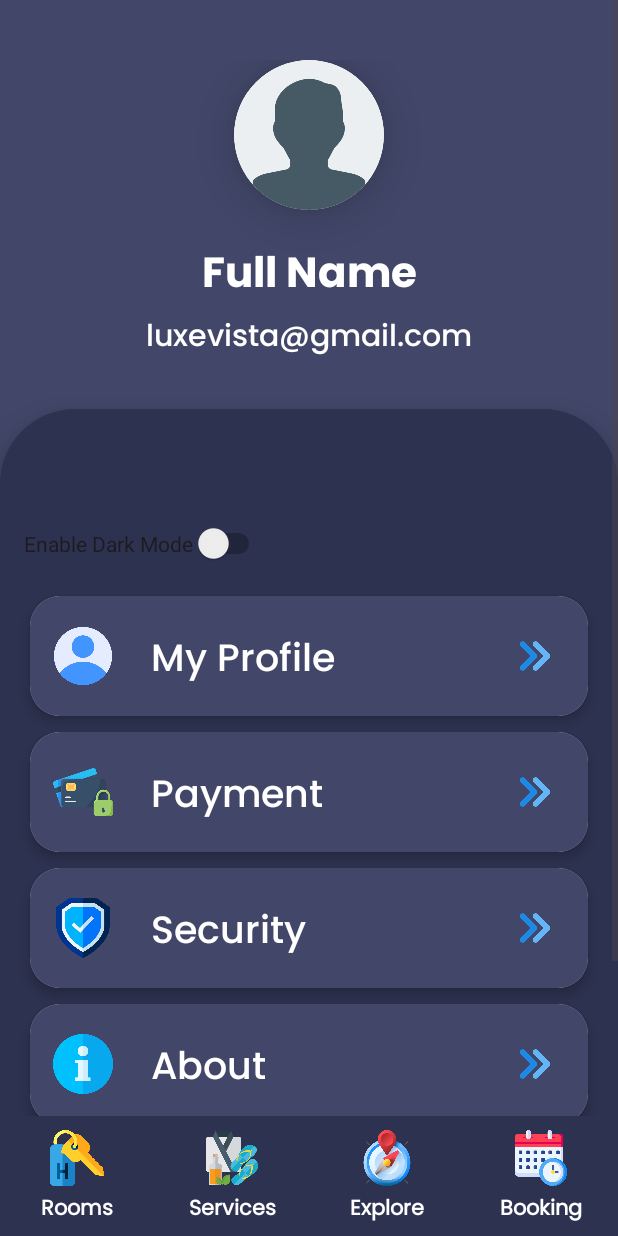
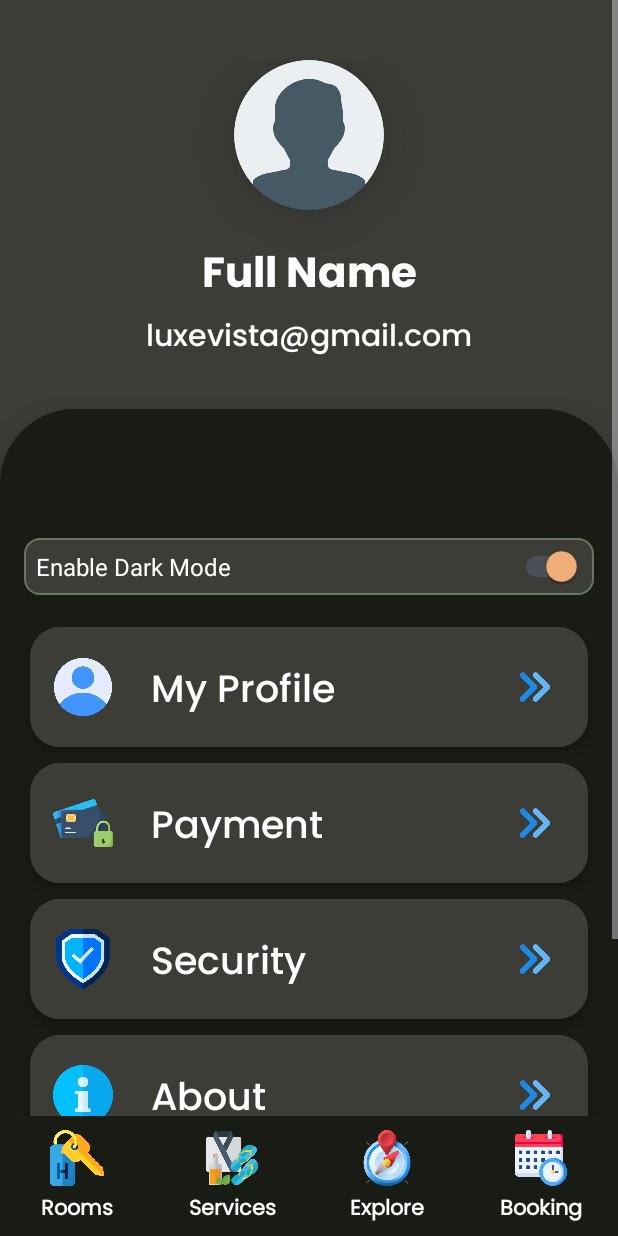
Before and after one commit to NimsaraC/Hotel_Mobile_Application, an Android app: the ProfilePage screen opened directly, with no data from a screen before it, on a phone screen of 412 x 824 dp. Run offline under Robolectric (Android 15) with nearby library versions, the phone set to English and light mode, and no system bars; our stand-ins replace Picasso; 3 statements that could not run were skipped.

Commit message:
darkMode data

```diff
--- a/app/src/main/java/com/android/luxevista/userPages/ProfilePage.java
+++ b/app/src/main/java/com/android/luxevista/userPages/ProfilePage.java
@@ -74,9 +74,8 @@ public class ProfilePage extends AppCompatActivity {
     private void themeChange() {
         darkModeSwitch = findViewById(R.id.darkModeSwitch);
 
-        // Load saved dark mode preference
         SharedPreferences sharedPreferences = getSharedPreferences("app_prefs", MODE_PRIVATE);
-        boolean isDarkMode = sharedPreferences.getBoolean("isDarkMode", false);
+        boolean isDarkMode = sharedPreferences.getBoolean("isDarkMode", true);
         darkModeSwitch.setChecked(isDarkMode);
         setDarkMode(isDarkMode);
 
--- /dev/null
+++ b/app/src/main/res/drawable/switch_thumb.xml
@@ -0,0 +1,5 @@
+<?xml version="1.0" encoding="utf-8"?>
+<shape xmlns:android="http://schemas.android.com/apk/res/android"
+    android:shape="oval">
+    <solid android:color="#FF6200EE" /> <!-- Solid color -->
+</shape>
--- /dev/null
+++ b/app/src/main/res/drawable/switch_track.xml
@@ -0,0 +1,6 @@
+<?xml version="1.0" encoding="utf-8"?>
+<shape xmlns:android="http://schemas.android.com/apk/res/android"
+    android:shape="rectangle">
+    <solid android:color="#FFBDBDBD"/> <!-- Solid color -->
+    <corners android:radius="16dp"/>
+</shape>
--- a/app/src/main/res/layout/activity_profile_page.xml
+++ b/app/src/main/res/layout/activity_profile_page.xml
@@ -97,10 +97,20 @@
                         <!-- Dark mode switch -->
                         <Switch
                             android:id="@+id/darkModeSwitch"
-                            android:layout_width="wrap_content"
+                            android:layout_width="match_parent"
                             android:layout_height="wrap_content"
+                            android:layout_gravity="center_horizontal"
+                            android:padding="8dp"
+                            android:layout_marginTop="10dp"
+                            android:text="Enable Dark Mode"
+                            android:textAppearance="?android:attr/textAppearanceMedium"
+                            android:textColor="@color/white"
+                            android:textSize="16sp"
+                            android:thumbTint="@color/thumb_color"
+                            android:trackTint="@color/track_color"
                             android:focusedByDefault="true"
-                            android:text="Enable Dark Mode"/>
+                            android:background="@drawable/text_filed" />
+
 
                     </LinearLayout>
 
@@ -348,6 +358,8 @@
 
                     </androidx.cardview.widget.CardView>
 
+
+
                     <androidx.cardview.widget.CardView
                         android:layout_width="match_parent"
                         android:layout_marginTop="5dp"
--- a/app/src/main/res/values-night/colors.xml
+++ b/app/src/main/res/values-night/colors.xml
@@ -2,10 +2,10 @@
 <resources>
     <color name="black">#FF000000</color>
     <color name="white">#FFFFFFFF</color>
-    <color name="background">#2D3250</color>
-    <color name="subtitle">#7077A1</color>
-    <color name="Button">#F6B17A</color>
-    <color name="card">#424769</color>
+    <color name="background">#181C14</color>
+    <color name="subtitle">#697565</color>
+    <color name="Button">#ECDFCC</color>
+    <color name="card">#3C3D37</color>
     <color name="glass">#00FFFFFF</color>
     <color name="Purple">#0E134E</color>
 </resources>
--- a/app/src/main/res/values-night/themes.xml
+++ b/app/src/main/res/values-night/themes.xml
@@ -2,8 +2,8 @@
     <!-- Base application theme. -->
     <style name="Base.Theme.LuxeVista" parent="Theme.Material3.DayNight.NoActionBar">
         <!-- Customize your dark theme here. -->
-        <item name="colorPrimary">@color/card</item>
-        <item name="background">@color/background</item>
+        <item name="colorPrimary">@color/background</item>
+<!--        <item name="background">@color/background</item>-->
 
     </style>
 </resources>
--- a/app/src/main/res/values/colors.xml
+++ b/app/src/main/res/values/colors.xml
@@ -1,4 +1,5 @@
 <?xml version="1.0" encoding="utf-8"?>
+
 <resources>
 <color name="black">#FF000000</color>
 <color name="white">#FFFFFFFF</color>
@@ -8,4 +9,6 @@
 <color name="card">#424769</color>
 <color name="glass">#00FFFFFF</color>
 <color name="Purple">#0E134E</color>
+<color name="thumb_color">#F6B17A</color>
+<color name="track_color">#7077A1</color>
 </resources>
```
Also changed, not shown: app/src/main/java/com/android/luxevista/MainActivity.java (+15 -0 lines), 3 other files. Lines whose indentation alone changed are shown as unchanged.
